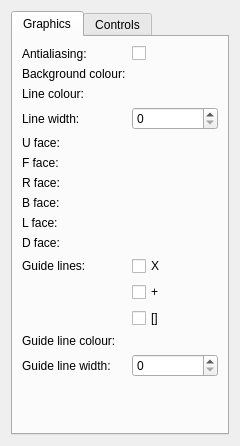
First picture: the form in settingswindow.ui, repository benwh1/cubesim, before the edit.
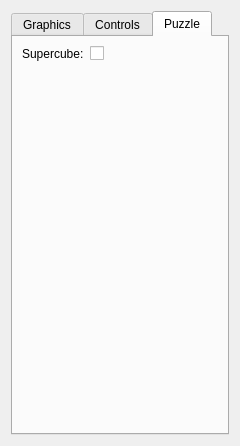
Second picture: the form after the edit. The open tabs and pages were chosen to show the change. Custom widgets are drawn as their Qt base class.

Commit message: Give Cube a reference to Settings, and move supercube into Settings. Added supercube option to settings window

The edit to the form file:
```diff
--- a/settingswindow.ui
+++ b/settingswindow.ui
@@ -213,6 +213,31 @@
        </item>
       </layout>
      </widget>
+     <widget class="QWidget" name="tab_3">
+      <attribute name="title">
+       <string>Puzzle</string>
+      </attribute>
+      <layout class="QVBoxLayout" name="verticalLayout_4">
+       <item>
+        <layout class="QFormLayout" name="formLayout_3">
+         <item row="0" column="0">
+          <widget class="QLabel" name="label_15">
+           <property name="text">
+            <string>Supercube:</string>
+           </property>
+          </widget>
+         </item>
+         <item row="0" column="1">
+          <widget class="QCheckBox" name="supercubeCheckBox">
+           <property name="text">
+            <string/>
+           </property>
+          </widget>
+         </item>
+        </layout>
+       </item>
+      </layout>
+     </widget>
     </widget>
    </item>
   </layout>
```
The commit also changes 10 other files.
